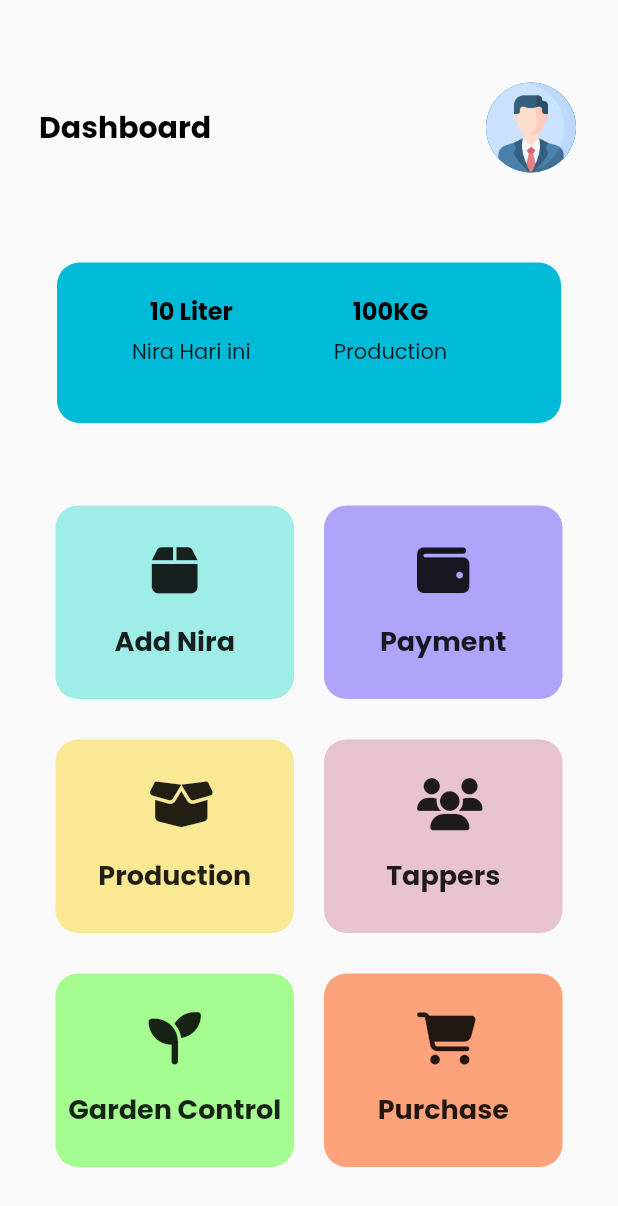
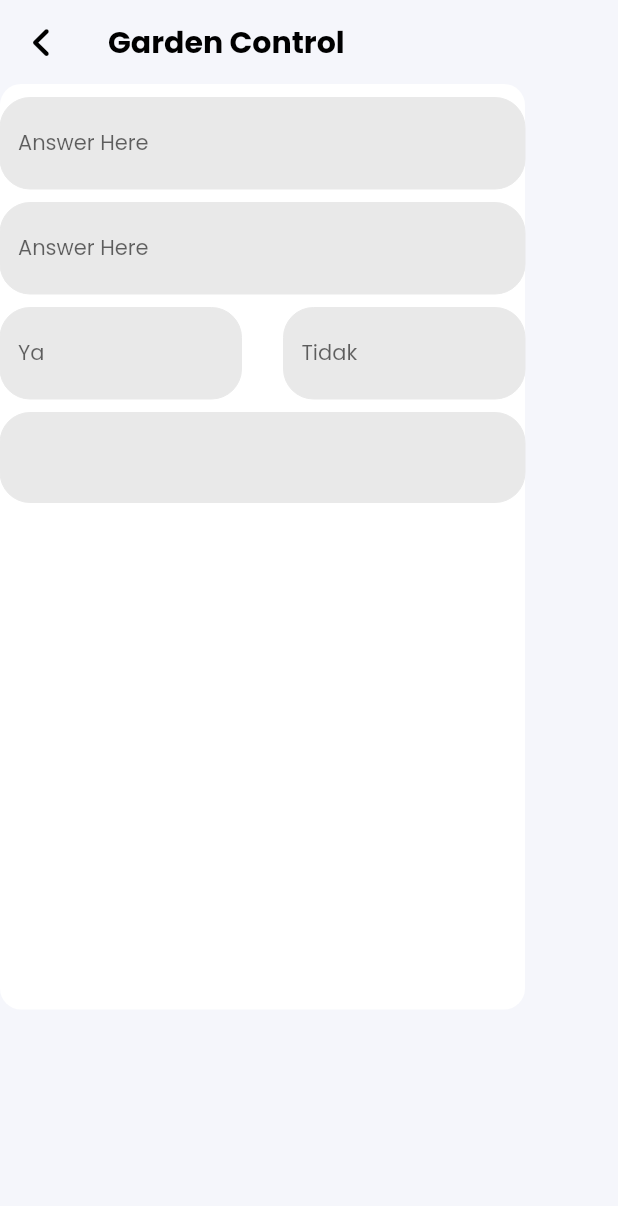
Before and after one commit to arcelzi/sabang, a Flutter app: the Dashboard screen opened directly, after a tap on "Garden Control", on a phone screen of 412 x 824 dp. Shown: the top 1206 px of the screen. Run offline on Flutter 3.47's test engine with Material 2 defaults, Android fonts, the phone set to English and light mode, and no system bars; our stand-ins replace font_awesome_flutter.

Commit message:
12/08/2023

```diff
--- a/lib/menu/gardencontrol.dart
+++ b/lib/menu/gardencontrol.dart
@@ -0,0 +1,200 @@
+import 'package:flutter/material.dart';
+import 'package:font_awesome_flutter/font_awesome_flutter.dart';
+
+class Garden extends StatefulWidget {
+  const Garden({super.key});
+
+  @override
+  State<Garden> createState() => _GardenState();
+}
+
+class _GardenState extends State<Garden> {
+  final String FontPoppins = 'FontPoppins';
+  final _formKey = GlobalKey<FormState>();
+  @override
+  Widget build(BuildContext context) {
+    return Scaffold(
+      backgroundColor: Color(0xFFF5F6FB),
+      appBar: AppBar(
+        leading: IconButton(
+            onPressed: () {
+              Navigator.pop(context);
+            },
+            icon: Icon(
+              FontAwesomeIcons.angleLeft,
+              color: Colors.black,
+            )),
+        backgroundColor: Colors.transparent,
+        elevation: 0,
+        title: Text(
+          "Garden Control",
+          style: TextStyle(
+              fontFamily: FontPoppins,
+              fontSize: 20,
+              fontWeight: FontWeight.bold,
+              color: Colors.black),
+        ),
+      ),
+      body: Column(
+        children: [
+          GestureDetector(
+            onTap: () => FocusManager.instance.primaryFocus?.unfocus(),
+            child: Container(
+              height: 617,
+              width: 350,
+              decoration: BoxDecoration(
+                borderRadius: BorderRadius.circular(14),
+                color: Color(0xFFFFFFFF),
+              ),
+              child: Form(
+                  key: _formKey,
+                  child: SingleChildScrollView(
+                    child: Column(
+                      crossAxisAlignment: CrossAxisAlignment.start,
+                      children: [
+                        SizedBox(height: 9,),
+                        buildQuest(),
+                        SizedBox(height: 9,),
+                        buildQuest2(),
+                        SizedBox(height: 9,),
+                        buildQuest3(),
+                        SizedBox(height: 9,),
+                        buildPict()
+                      ],
+                    ),
+                  )),
+            ),
+          )
+        ],
+      ),
+    );
+  }
+}
+
+TextFormField buildQuest() {
+  return TextFormField(
+    textAlign: TextAlign.start,
+    style: TextStyle(
+      fontSize: 14,
+      color: Color(0xFFA9A9A9),
+    ),
+    decoration: InputDecoration(
+      filled: true,
+      fillColor: Color(0xFFE9E9E9),
+      hintText: "Answer Here",
+      focusedBorder: OutlineInputBorder(
+          borderRadius: BorderRadius.circular(20),
+          borderSide: BorderSide(color: Color(0xFFE9E9E9), width: 0)),
+      enabledBorder: OutlineInputBorder(
+          borderRadius: BorderRadius.circular(20),
+          borderSide: BorderSide(color: Color(0xFFE9E9E9), width: 0)),
+    ),
+    validator: (value) {
+      if (value == null || value.isEmpty) {
+        return 'Tidak Boleh Kosong';
+      }
+      return null;
+    },
+  );
+}
+
+TextFormField buildQuest2() {
+  return TextFormField(
+    textAlign: TextAlign.start,
+    style: TextStyle(
+      fontSize: 14,
+      color: Color(0xFFA9A9A9),
+    ),
+    decoration: InputDecoration(
+      filled: true,
+      fillColor: Color(0xFFE9E9E9),
+      hintText: "Answer Here",
+      focusedBorder: OutlineInputBorder(
+          borderRadius: BorderRadius.circular(20),
+          borderSide: BorderSide(color: Color(0xFFE9E9E9), width: 0)),
+      enabledBorder: OutlineInputBorder(
+          borderRadius: BorderRadius.circular(20),
+          borderSide: BorderSide(color: Color(0xFFE9E9E9), width: 0)),
+    ),
+    validator: (value) {
+      if (value == null || value.isEmpty) {
+        return 'Tidak Boleh Kosong';
+      }
+      return null;
+    },
+  );
+}
+
+Row buildQuest3() {
+  return Row(
+    children: [
+      Expanded(
+        child: TextFormField(
+          textAlign: TextAlign.start,
+          style: TextStyle(
+        fontSize: 14,
+        color: Color(0xFFA9A9A9),
+          ),
+          decoration: InputDecoration(
+        filled: true,
+        fillColor: Color(0xFFE9E9E9),
+        hintText: "Ya",
+        focusedBorder: OutlineInputBorder(
+            borderRadius: BorderRadius.circular(20),
+            borderSide: BorderSide(color: Color(0xFFE9E9E9), width: 0)),
+        enabledBorder: OutlineInputBorder(
+            borderRadius: BorderRadius.circular(20),
+            borderSide: BorderSide(color: Color(0xFFE9E9E9), width: 0)),
+          ),
+        ),
+      ),
+      SizedBox(width: 28 ,),
+      Expanded(
+        child: TextFormField(
+          textAlign: TextAlign.start,
+          style: TextStyle(
+        fontSize: 14,
+        color: Color(0xFFA9A9A9),
+          ),
+          decoration: InputDecoration(
+        filled: true,
+        fillColor: Color(0xFFE9E9E9),
+        hintText: "Tidak",
+        focusedBorder: OutlineInputBorder(
+            borderRadius: BorderRadius.circular(20),
+            borderSide: BorderSide(color: Color(0xFFE9E9E9), width: 0)),
+        enabledBorder: OutlineInputBorder(
+            borderRadius: BorderRadius.circular(20),
+            borderSide: BorderSide(color: Color(0xFFE9E9E9), width: 0)),
+          ),
+        ),
+      ),
+    ],
+  );
+}
+
+TextFormField buildPict() {
+  return TextFormField(
+    textAlign: TextAlign.start,
+    style: TextStyle(
+      fontSize: 14,
+      color: Color(0xFFA9A9A9),
+    ),
+    decoration: InputDecoration(
+      filled: true,
+      fillColor: Color(0xFFE9E9E9),
+      focusedBorder: OutlineInputBorder(
+          borderRadius: BorderRadius.circular(20),
+          borderSide: BorderSide(color: Color(0xFFE9E9E9), width: 0)),
+      enabledBorder: OutlineInputBorder(
+          borderRadius: BorderRadius.circular(20),
+          borderSide: BorderSide(color: Color(0xFFE9E9E9), width: 0)),
+    ),
+    validator: (value) {
+      if (value == null || value.isEmpty) {
+        return 'Tidak Boleh Kosong';
+      }
+      return null;
+    },
+  );
+}
--- a/lib/view/dashboard.dart
+++ b/lib/view/dashboard.dart
@@ -2,6 +2,7 @@ import 'package:flutter/material.dart';
 import 'package:flutter/services.dart';
 import 'package:font_awesome_flutter/font_awesome_flutter.dart';
 import 'package:sabang/menu/addnira.dart';
+import 'package:sabang/menu/gardencontrol.dart';
 import 'package:sabang/menu/payment.dart';
 import 'package:sabang/menu/production.dart';
 
@@ -172,6 +173,8 @@ class _DashboardState extends State<Dashboard>{
                             Navigator.push(context, MaterialPageRoute(builder: ((context) => Payment())));
                             if (index == 2)
                             Navigator.push(context, MaterialPageRoute(builder: ((context) => Production())));
+                            if (index == 4)
+                            Navigator.push(context, MaterialPageRoute(builder: ((context) => Garden())));
                           },
                           child: Container(
                             height: 129.0,
```
